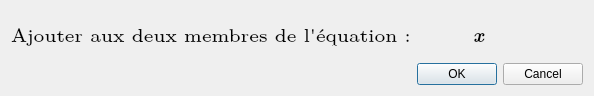
christophe-riolo/pythot, file operation.ui: the form before one commit.
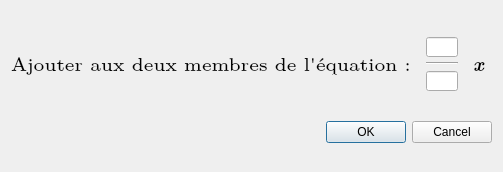
The form after the commit.

Commit message: Made OperationPrompt display.

Patch:
```diff
--- a/operation.ui
+++ b/operation.ui
@@ -6,8 +6,8 @@
    <rect>
     <x>0</x>
     <y>0</y>
-    <width>541</width>
-    <height>96</height>
+    <width>503</width>
+    <height>172</height>
    </rect>
   </property>
   <property name="windowTitle">
@@ -33,7 +33,52 @@
      </property>
     </widget>
    </item>
-   <item row="1" column="1" colspan="2">
+   <item row="0" column="1">
+    <widget class="QWidget" name="value" native="true">
+     <property name="minimumSize">
+      <size>
+       <width>0</width>
+       <height>50</height>
+      </size>
+     </property>
+     <property name="maximumSize">
+      <size>
+       <width>50</width>
+       <height>70</height>
+      </size>
+     </property>
+     <layout class="QVBoxLayout" name="verticalLayout">
+      <item>
+       <widget class="QLineEdit" name="numerator">
+        <property name="minimumSize">
+         <size>
+          <width>0</width>
+          <height>20</height>
+         </size>
+        </property>
+       </widget>
+      </item>
+      <item>
+       <widget class="Line" name="fraction_line">
+        <property name="orientation">
+         <enum>Qt::Horizontal</enum>
+        </property>
+       </widget>
+      </item>
+      <item>
+       <widget class="QLineEdit" name="denominator">
+        <property name="minimumSize">
+         <size>
+          <width>0</width>
+          <height>20</height>
+         </size>
+        </property>
+       </widget>
+      </item>
+     </layout>
+    </widget>
+   </item>
+   <item row="2" column="0" colspan="3">
     <widget class="QDialogButtonBox" name="buttonBox">
      <property name="orientation">
       <enum>Qt::Horizontal</enum>
@@ -56,16 +101,6 @@
      </property>
     </widget>
    </item>
-   <item row="0" column="1">
-    <widget class="QWidget" name="widget" native="true">
-     <property name="maximumSize">
-      <size>
-       <width>50</width>
-       <height>50</height>
-      </size>
-     </property>
-    </widget>
-   </item>
   </layout>
  </widget>
  <resources>
```
Left out of the diff: 26 changed lines with no effect on the pictures. The commit also changes 4 other files.
